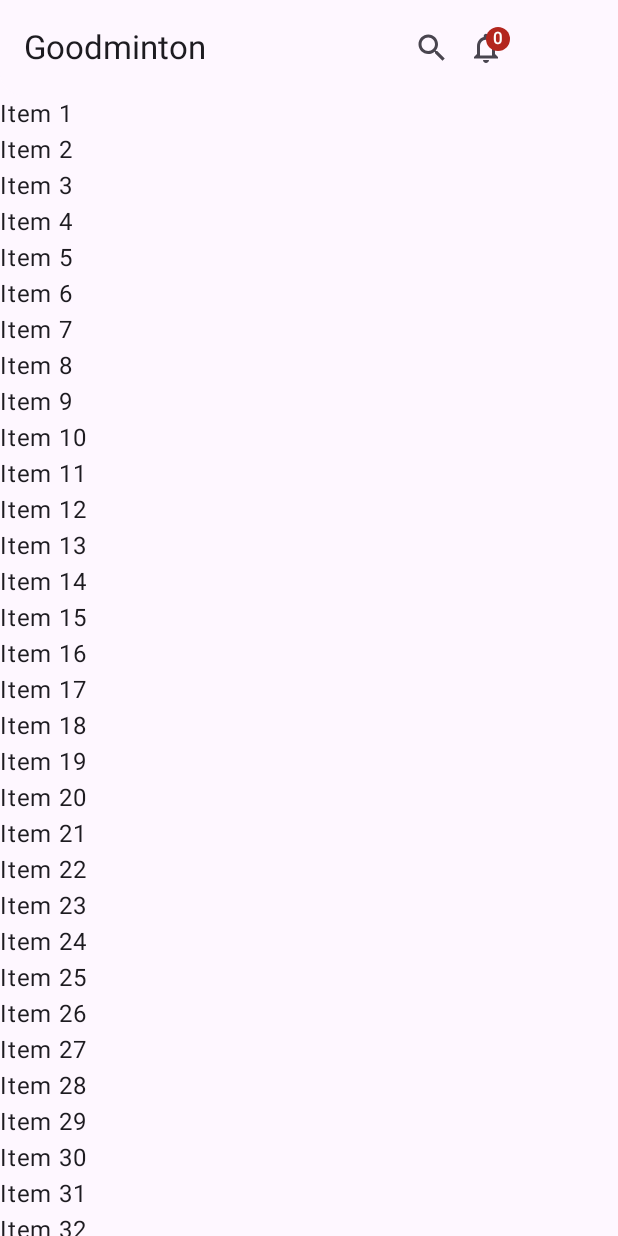
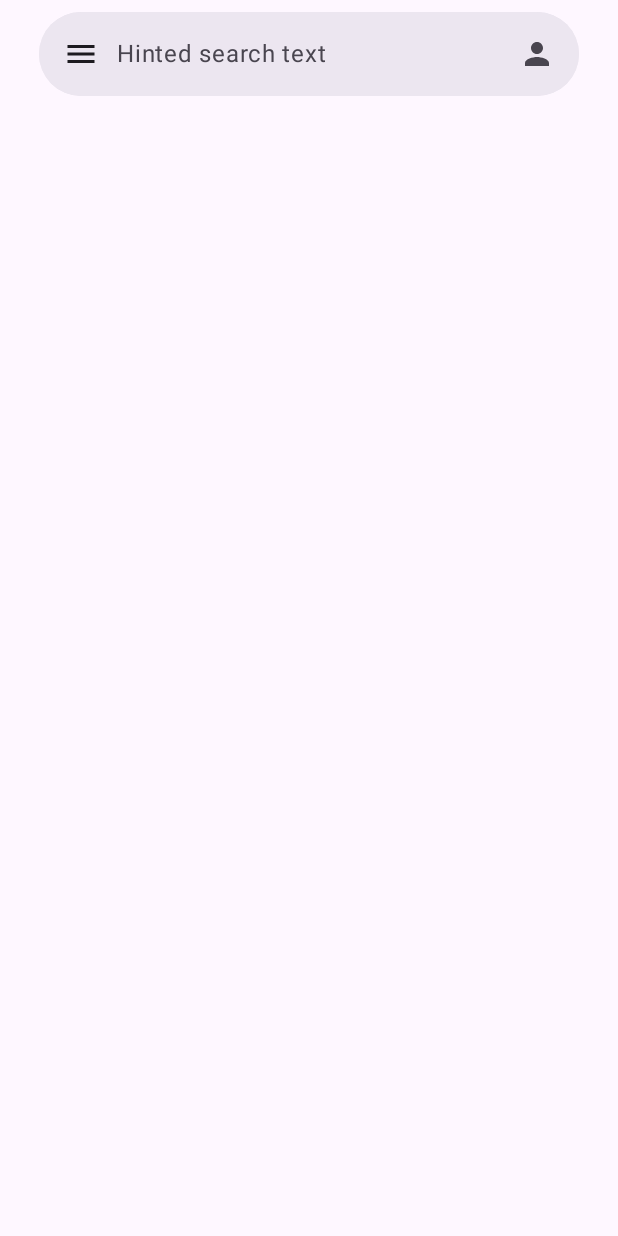
Before and after one commit to andreasmlbngaol/goodminton, an Android app built with Jetpack Compose: the MainScreen screen opened through its navigation route, on a phone screen of 412 x 824 dp. Run offline under Robolectric (Android 15) with nearby library versions, the phone set to English and light mode, and no system bars; our stand-ins replace Dagger/Hilt's generated code, Firebase (no records; nobody signed in at launch, a user with empty details on screens opened directly); pictures from the network do not load.

Commit message:
Search Bar

```diff
--- a/app/src/main/java/com/mightsana/goodminton/features/main/MainScreen.kt
+++ b/app/src/main/java/com/mightsana/goodminton/features/main/MainScreen.kt
@@ -1,27 +1,55 @@
 package com.mightsana.goodminton.features.main
 
+import androidx.compose.animation.AnimatedContent
+import androidx.compose.foundation.background
+import androidx.compose.foundation.clickable
+import androidx.compose.foundation.layout.Arrangement
+import androidx.compose.foundation.layout.Box
 import androidx.compose.foundation.layout.Row
+import androidx.compose.foundation.layout.Column
 import androidx.compose.foundation.layout.Spacer
 import androidx.compose.foundation.layout.fillMaxSize
 import androidx.compose.foundation.layout.fillMaxWidth
 import androidx.compose.foundation.layout.padding
 import androidx.compose.foundation.layout.width
 import androidx.compose.foundation.lazy.LazyColumn
+import androidx.compose.foundation.rememberScrollState
 import androidx.compose.foundation.shape.CircleShape
+import androidx.compose.foundation.text.input.rememberTextFieldState
+import androidx.compose.foundation.text.input.setTextAndPlaceCursorAtEnd
+import androidx.compose.foundation.verticalScroll
+import androidx.compose.material.icons.Icons
+import androidx.compose.material.icons.automirrored.filled.ArrowBack
+import androidx.compose.material.icons.filled.ArrowBack
+import androidx.compose.material.icons.filled.Menu
+import androidx.compose.material.icons.filled.MoreVert
+import androidx.compose.material.icons.filled.Person
+import androidx.compose.material.icons.filled.Search
+import androidx.compose.material.icons.filled.Star
 import androidx.compose.material3.Badge
 import androidx.compose.material3.BadgedBox
 import androidx.compose.material3.ExperimentalMaterial3Api
+import androidx.compose.material3.Icon
 import androidx.compose.material3.IconButton
+import androidx.compose.material3.ListItem
+import androidx.compose.material3.ListItemDefaults
 import androidx.compose.material3.Scaffold
+import androidx.compose.material3.SearchBar
+import androidx.compose.material3.SearchBarDefaults
+import androidx.compose.material3.Surface
 import androidx.compose.material3.Text
 import androidx.compose.material3.TopAppBarDefaults
 import androidx.compose.material3.rememberTopAppBarState
 import androidx.compose.runtime.Composable
 import androidx.compose.runtime.collectAsState
 import androidx.compose.runtime.getValue
+import androidx.compose.runtime.setValue
+import androidx.compose.runtime.mutableStateOf
+import androidx.compose.runtime.saveable.rememberSaveable
 import androidx.compose.ui.Alignment
 import androidx.compose.ui.Modifier
 import androidx.compose.ui.draw.clip
+import androidx.compose.ui.graphics.Color
 import androidx.compose.ui.input.nestedscroll.nestedScroll
 import androidx.compose.ui.res.stringResource
 import androidx.compose.ui.unit.dp
@@ -47,76 +75,138 @@ fun MainScreen(
     viewModel: MainViewModel = hiltViewModel()
 ) {
     val user by viewModel.user.collectAsState()
+    val scrollBehavior = TopAppBarDefaults.enterAlwaysScrollBehavior(rememberTopAppBarState())
+    val textFieldState = rememberTextFieldState()
+    var expanded by rememberSaveable { mutableStateOf(false) }
+    var query by rememberSaveable { mutableStateOf("") }
 
-    val scrollBehavior = TopAppBarDefaults.enterAlwaysScrollBehavior(rememberTopAppBarState())
-
-    Scaffold(
+    Column(
         modifier = Modifier
             .fillMaxSize()
-            .nestedScroll(scrollBehavior.nestedScrollConnection),
-        topBar = {
-            MyTopBar(
-                title = { Text(stringResource(R.string.app_name)) },
-                actions = {
-                    Row(
-                        verticalAlignment = Alignment.CenterVertically,
-                        modifier = Modifier.padding(end = Size.padding)
     ) {
-                        IconButton(
-                            onClick = {
-//                                navController.navigate(SEARCH)
+        SearchBar(
+            modifier = Modifier
+                .align(Alignment.CenterHorizontally),
+            inputField = {
+                SearchBarDefaults.InputField(
+                    query = query,
+                    onQueryChange = { query = it },
+                    onSearch = { expanded = false },
+                    expanded = expanded,
+                    onExpandedChange = { expanded = it },
+                    placeholder = { Text("Hinted search text") },
+                    leadingIcon = {
+                        AnimatedContent(
+                            expanded,
+                            label = ""
+                        ) {
+                        if(!it)
+                            Icon(Icons.Default.Menu, contentDescription = null)
+                        else
+                            Icon(
+                                Icons.AutoMirrored.Filled.ArrowBack,
+                                contentDescription = null,
+                                modifier = Modifier.onTap {
+                                    expanded = false
                                 }
-                        ) {
-                            MyIcon(MyIcons.SearchExpanded)
-                        }
-
-
-                        BadgedBox(
-                            badge = {
-                                Badge {
-                                    Text("${viewModel.friendRequestReceivedCount.collectAsState().value}")
-                                }
-                            },
-                            modifier = Modifier.onTap {
-//                                navController.navigate(NOTIFICATIONS)
-                            }
-                        ) { MyIcon(MyIcons.Notification) }
-
-                        Spacer(modifier = Modifier.width(Size.padding))
-
-                        MyImage(
-                            user.profilePhotoUrl,
-                            modifier = Modifier
-                                .width(40.dp)
-                                .clip(CircleShape)
-                                .onGesture(
-                                    onTap = {
-//                                        navController.navigateSingleTop(PROFILE)
-                                    },
-                                    onLongPress = {
-                                        viewModel.onSignOut {
-                                            navController.navigateAndPopUp(SIGN_IN, MAIN)
-                                        }
-                                    }
-                                )
                             )
                         }
                     },
-                scrollBehavior = scrollBehavior,
-                modifier = Modifier.clip(MyTopBarDefaults.shape)
+                    trailingIcon = {
+                        Icon(Icons.Default.Person, contentDescription = null)
+                    },
                 )
+            },
+            expanded = expanded,
+            onExpandedChange = { expanded = it },
+        ) {
+            Column(Modifier.verticalScroll(rememberScrollState())) {
+                repeat(4) { idx ->
+                    val resultText = "Suggestion $idx"
+                    ListItem(
+                        headlineContent = { Text(resultText) },
+                        supportingContent = { Text("Additional info") },
+                        leadingContent = { Icon(Icons.Filled.Star, contentDescription = null) },
+                        colors = ListItemDefaults.colors(containerColor = Color.Transparent),
+                        modifier =
+                        Modifier.clickable {
+                            textFieldState.setTextAndPlaceCursorAtEnd(resultText)
+                            expanded = false
                         }
-    ) { innerPadding ->
-        LazyColumn(
-            modifier = Modifier
-                .padding(innerPadding)
                             .fillMaxWidth()
-        ) {
-            items(50) {
-                Text(
-                    text = "Item ${it + 1}"
+                            .padding(horizontal = 16.dp, vertical = 4.dp)
                     )
                 }
             }
         }
     }
+//    Scaffold(
+//        modifier = Modifier
+//            .fillMaxSize()
+//            .nestedScroll(scrollBehavior.nestedScrollConnection),
+//        topBar = {
+//            MyTopBar(
+//                title = { Text(stringResource(R.string.app_name)) },
+//                actions = {
+//                    Row(
+//                        verticalAlignment = Alignment.CenterVertically,
+//                        modifier = Modifier.padding(end = Size.padding)
+//                    ) {
+//                        IconButton(
+//                            onClick = {
+////                                navController.navigate(SEARCH)
+//                            }
+//                        ) {
+//                            MyIcon(MyIcons.SearchExpanded)
+//                        }
+//
+//
+//                        BadgedBox(
+//                            badge = {
+//                                Badge {
+//                                    Text("${viewModel.friendRequestReceivedCount.collectAsState().value}")
+//                                }
+//                            },
+//                            modifier = Modifier.onTap {
+////                                navController.navigate(NOTIFICATIONS)
+//                            }
+//                        ) { MyIcon(MyIcons.Notification) }
+//
+//                        Spacer(modifier = Modifier.width(Size.padding))
+//
+//                        MyImage(
+//                            user.profilePhotoUrl,
+//                            modifier = Modifier
+//                                .width(40.dp)
+//                                .clip(CircleShape)
+//                                .onGesture(
+//                                    onTap = {
+////                                        navController.navigateSingleTop(PROFILE)
+//                                    },
+//                                    onLongPress = {
+//                                        viewModel.onSignOut {
+//                                            navController.navigateAndPopUp(SIGN_IN, MAIN)
+//                                        }
+//                                    }
+//                                )
+//                        )
+//                    }
+//                },
+//                scrollBehavior = scrollBehavior,
+//                modifier = Modifier.clip(MyTopBarDefaults.shape)
+//            )
+//        }
+//    ) { innerPadding ->
+//        LazyColumn(
+//            modifier = Modifier
+//                .padding(innerPadding)
+//                .fillMaxWidth()
+//        ) {
+//            items(50) {
+//                Text(
+//                    text = "Item ${it + 1}"
+//                )
+//            }
+//        }
+//    }
+}
```
Lines whose indentation alone changed are shown as unchanged.
